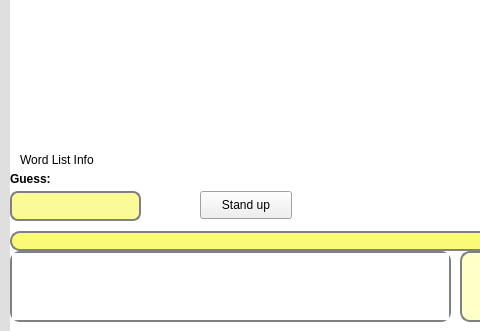
First picture: the form in aerolith/trunk/src/aerolithclient/tableForm.ui, repository domino14/aerolithdesktop, before the edit; both pictures show x 0 to 480 and y 389 to 720 of the 1024 by 720 pixel window.
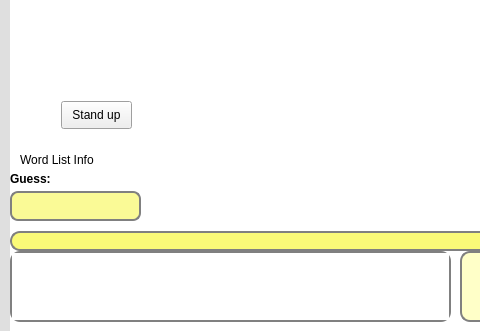
Second picture: the form after the edit. Custom widgets are drawn as their Qt base class.

Commit message: table sitting/standing seems to work correctly! now i need to work with table privacy settings and finally go back to the whole list saving thing....

Diff of the .ui file:
```diff
--- a/aerolith/trunk/src/aerolithclient/tableForm.ui
+++ b/aerolith/trunk/src/aerolithclient/tableForm.ui
@@ -686,9 +686,9 @@
   <widget class="QPushButton" name="pushButtonStandSit">
    <property name="geometry">
     <rect>
-     <x>200</x>
-     <y>580</y>
-     <width>92</width>
+     <x>61</x>
+     <y>490</y>
+     <width>71</width>
      <height>28</height>
     </rect>
    </property>
```
Left out of the diff: 2 changed lines with no effect on the pictures. The commit also changes 17 other files.
